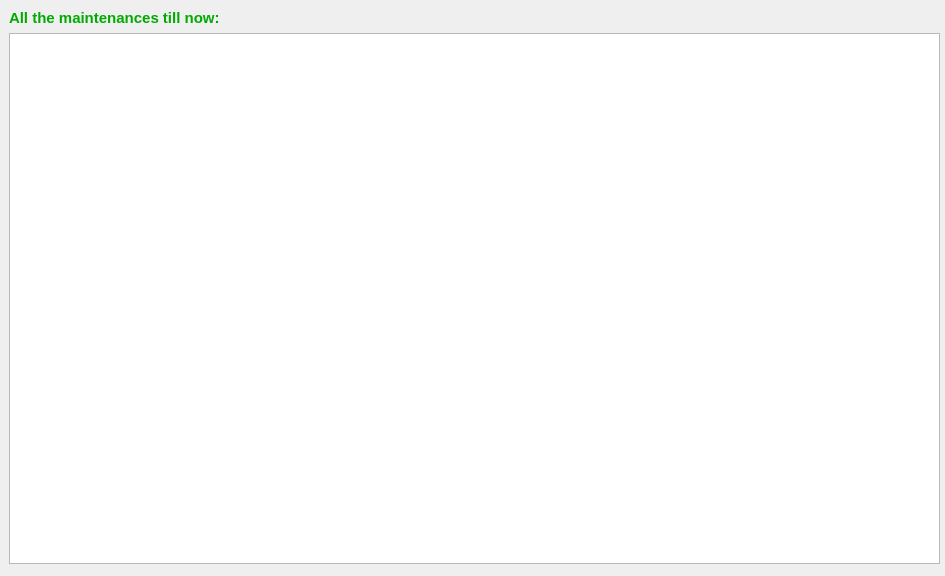
Qt form check_maintenance_popup.ui (Qxff/DSC_Troubleshooting_Tool) before a commit.
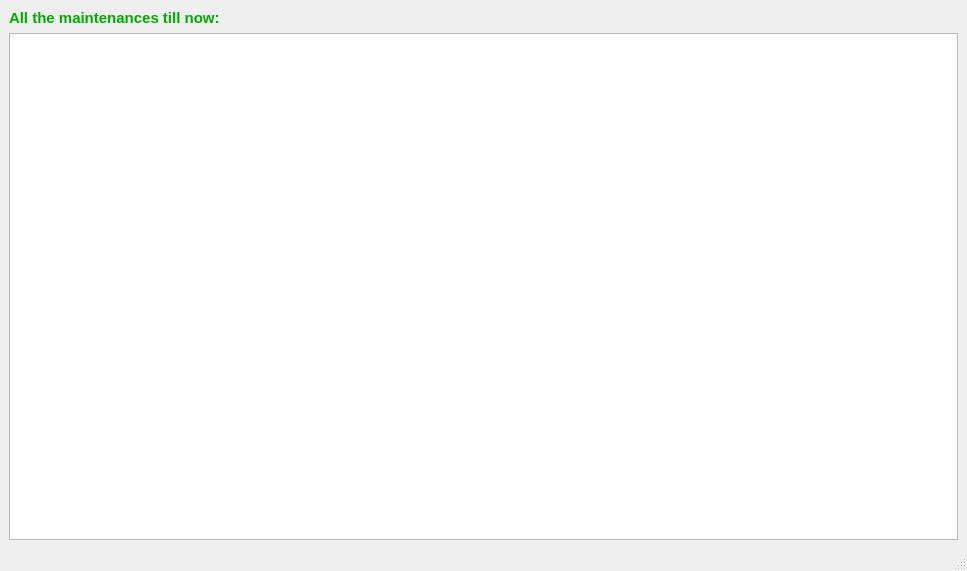
The same form after that commit. Icons and pictures are not drawn.

What changed in the file:
```diff
--- a/check_maintenance_popup.ui
+++ b/check_maintenance_popup.ui
@@ -1,27 +1,36 @@
 <?xml version="1.0" encoding="UTF-8"?>
 <ui version="4.0">
  <class>check_maintenance_popup</class>
- <widget class="QDialog" name="check_maintenance_popup">
+ <widget class="QMainWindow" name="check_maintenance_popup">
+  <property name="windowModality">
+   <enum>Qt::ApplicationModal</enum>
+  </property>
   <property name="geometry">
    <rect>
     <x>0</x>
     <y>0</y>
-    <width>945</width>
-    <height>576</height>
+    <width>967</width>
+    <height>571</height>
    </rect>
   </property>
   <property name="windowTitle">
    <string>Maintenance</string>
   </property>
+  <property name="windowIcon">
+   <iconset>
+    <normaloff>dsc.ico</normaloff>dsc.ico</iconset>
+  </property>
+  <widget class="QWidget" name="centralwidget">
+   <layout class="QGridLayout" name="gridLayout">
+    <item row="0" column="0">
+     <widget class="QLabel" name="label_45">
+      <property name="text">
+       <string>&lt;html&gt;&lt;head/&gt;&lt;body&gt;&lt;p&gt;&lt;span style=&quot; font-size:11pt; font-weight:600; color:#00aa00;&quot;&gt;All the maintenances till now:&lt;/span&gt;&lt;/p&gt;&lt;/body&gt;&lt;/html&gt;</string>
+      </property>
+     </widget>
+    </item>
+    <item row="1" column="0">
   <widget class="QTableWidget" name="tableWidget_check_maintenance_result">
-   <property name="geometry">
-    <rect>
-     <x>9</x>
-     <y>33</y>
-     <width>931</width>
-     <height>531</height>
-    </rect>
-   </property>
    <property name="alternatingRowColors">
     <bool>true</bool>
    </property>
@@ -32,25 +41,19 @@
     <bool>true</bool>
    </property>
    <attribute name="horizontalHeaderStretchLastSection">
+       <bool>true</bool>
+      </attribute>
+      <attribute name="verticalHeaderCascadingSectionResizes">
     <bool>false</bool>
    </attribute>
    <attribute name="verticalHeaderStretchLastSection">
-    <bool>false</bool>
-   </attribute>
-  </widget>
-  <widget class="QLabel" name="label_45">
-   <property name="geometry">
-    <rect>
-     <x>9</x>
-     <y>9</y>
-     <width>220</width>
-     <height>18</height>
-    </rect>
-   </property>
-   <property name="text">
-    <string>&lt;html&gt;&lt;head/&gt;&lt;body&gt;&lt;p&gt;&lt;span style=&quot; font-size:11pt; font-weight:600; color:#00aa00;&quot;&gt;All the maintenances till now:&lt;/span&gt;&lt;/p&gt;&lt;/body&gt;&lt;/html&gt;</string>
-   </property>
+       <bool>true</bool>
+      </attribute>
+     </widget>
+    </item>
+   </layout>
   </widget>
+  <widget class="QStatusBar" name="statusbar"/>
  </widget>
  <resources/>
  <connections/>
```
Left out of the diff: 5 changed lines with no effect on the pictures. Lines whose indentation alone changed are shown as unchanged.
